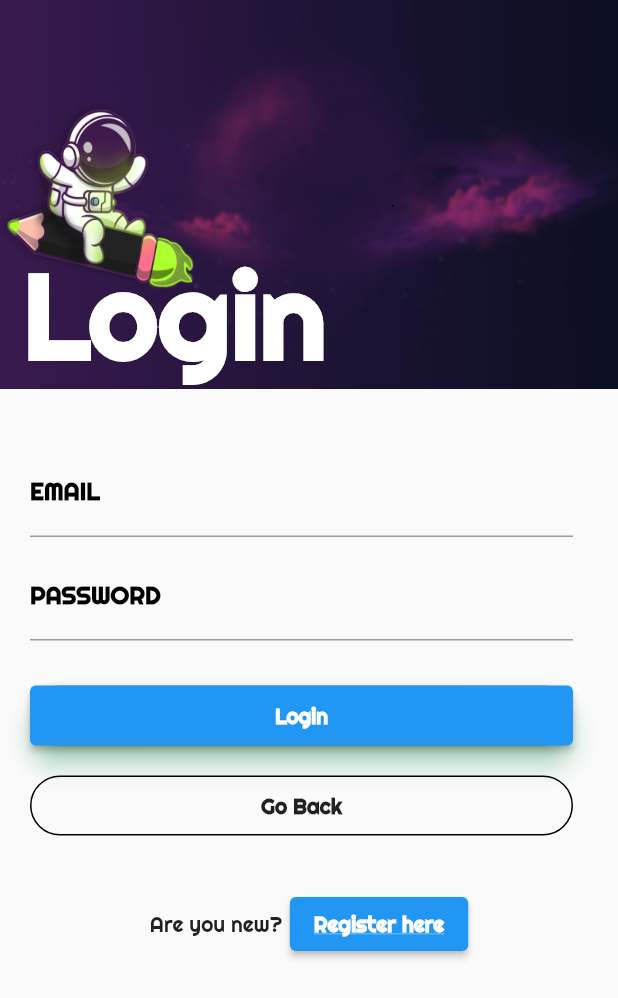
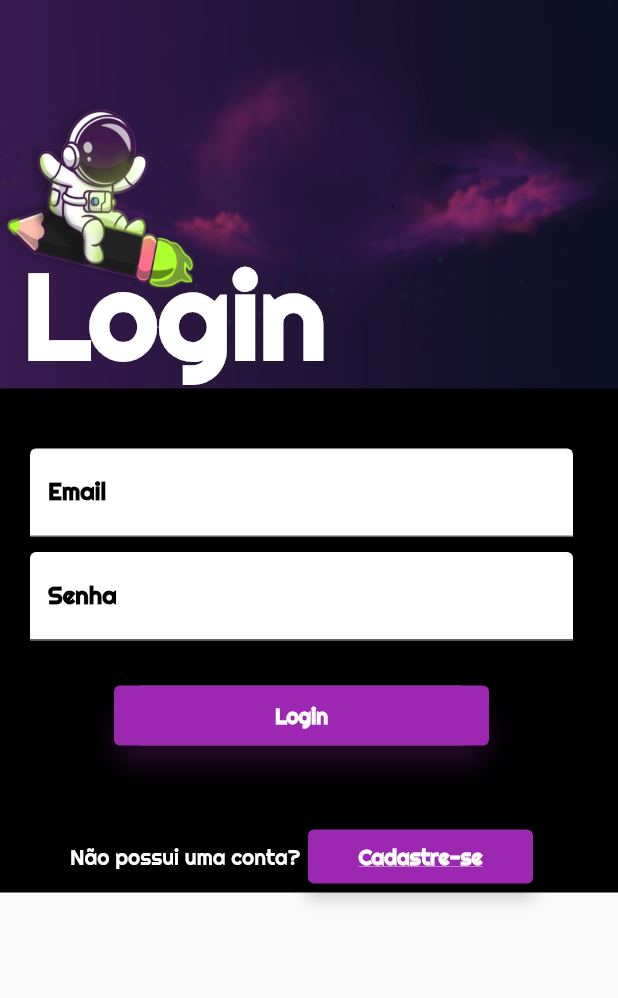
Before and after one commit to angelorange/bank_space, a Flutter app: the screen it shows after launch, after a tap on "Login", on a phone screen of 412 x 824 dp. Shown: the top 998 px of the screen. Run offline on Flutter 3.47's test engine with Material 2 defaults, Android fonts, the phone set to English and light mode, and no system bars; our stand-ins replace awesome_notifications, get; network calls fail.

Commit message:
feat: edited api provider, login controller and login, personal wallet and personal views

```diff
--- a/lib/app/modules/login/controller/login_controller.dart
+++ b/lib/app/modules/login/controller/login_controller.dart
@@ -1,3 +1,4 @@
+import 'package:bankinspace/app/data/providers/api_provider.dart';
 import 'package:flutter/material.dart';
 import 'package:get/get.dart';
 
@@ -49,5 +50,7 @@ class LoginController extends GetxController {
 
   void login() {
 
+    AuthAPI().authUser(emailController.text, passwordController.text);
+
   }
 }
--- a/lib/app/modules/login/widgets/login_view.dart
+++ b/lib/app/modules/login/widgets/login_view.dart
@@ -1,6 +1,6 @@
+import 'package:bankinspace/app/modules/sign_up/bindings/sign_up_binding.dart';
 import 'package:bankinspace/app/modules/sign_up/widgets/sign_up_view.dart';
 import 'package:flutter/material.dart';
-import 'package:bankinspace/app/modules/home/widgets/home_page.dart';
 import 'package:bankinspace/app/modules/login/controller/login_controller.dart';
 import 'package:get/get.dart';
 
@@ -40,16 +40,22 @@ class LoginPageState extends GetView<LoginController> {
           ),
           Form(
             child: Container(
+                decoration: BoxDecoration(
+
+                color: Colors.black,
+                ),
                 padding: EdgeInsets.only(top: 40.0, left: 20.0, right: 30.0),
                 child: Column(
                   children: <Widget>[
                     TextFormField(
                       decoration: InputDecoration(
-                        labelText: 'EMAIL',
+                        labelText: 'Email',
                         labelStyle: TextStyle(
                             fontFamily: 'Righteous',
                             fontWeight: FontWeight.bold,
                             color: Colors.black),
+                        filled: true,
+                        fillColor: Colors.white,
                         focusedBorder: UnderlineInputBorder(
                           borderSide: BorderSide(color: Colors.green),
                         ),
@@ -66,11 +72,13 @@ class LoginPageState extends GetView<LoginController> {
                     SizedBox(height: 10.0),
                     TextFormField(
                       decoration: InputDecoration(
-                        labelText: 'PASSWORD ',
+                        labelText: 'Senha ',
                         labelStyle: TextStyle(
                             fontFamily: 'Righteous',
                             fontWeight: FontWeight.bold,
                             color: Colors.black),
+                        filled: true,
+                        fillColor: Colors.white,
                         focusedBorder: UnderlineInputBorder(
                           borderSide: BorderSide(color: Colors.green),
                         ),
@@ -91,12 +99,17 @@ class LoginPageState extends GetView<LoginController> {
                       child: Form(
                         child: Material(
                           borderRadius: BorderRadius.circular(20.0),
-                          shadowColor: Colors.greenAccent,
+                          shadowColor: Colors.purple,
                           color: Colors.green,
                           elevation: 7.0,
                           child: ElevatedButton(
+                            style: ElevatedButton.styleFrom(
+                              primary: Colors.purple,
+                              onPrimary: Colors.white,
+                              fixedSize: Size(250, 70),
+                              elevation: 5),
                             onPressed: () {
-                              controller.login; // Login Button
+                              controller.login();
                             },
                             child: Center(
                               child: Text(
@@ -113,66 +126,49 @@ class LoginPageState extends GetView<LoginController> {
                     ),
                     SizedBox(height: 20.0),
                     Container(
-                      height: 40.0,
-                      color: Colors.transparent,
-                      child: Container(
-                        decoration: BoxDecoration(
-                            border: Border.all(
-                                color: Colors.black,
-                                style: BorderStyle.solid,
-                                width: 1.0),
-                            color: Colors.transparent,
-                            borderRadius: BorderRadius.circular(20.0)),
-                        child: Container(
-                          child: InkWell(
-                            onTap: () {
-                              Navigator.push(
-                                context,
-                                MaterialPageRoute(
-                                    builder: (context) => HomePage()),
-                              );
-                            },
-                            child: Center(
-                              child: Text('Go Back',
-                                  style: TextStyle(
-                                      fontWeight: FontWeight.bold,
-                                      fontFamily: 'Righteous')),
-                            ),
-                          ),
-                        ),
-                      ),
-                    ),
-                  ],
-                )),
-          ),
-          SizedBox(height: 35.0),
+          child:
+          SizedBox(height: 30)),
+          Container(
+          child:
           Row(
             mainAxisAlignment: MainAxisAlignment.center,
             children: <Widget>[
               Text(
-                'Are you new?',
+                'Não possui uma conta?',
                 style: TextStyle(
                   fontFamily: 'Righteous',
+                  color: Colors.white
                 ),
               ),
+
               SizedBox(width: 5.0),
               Container(
                 child: ElevatedButton(
+                  style: ElevatedButton.styleFrom(
+                    primary: Colors.purple,
+                    onPrimary: Colors.white,
+                    fixedSize: Size(150, 28),
+                    elevation: 5),
                   child: Text(
-                    'Register here',
+                    'Cadastre-se',
                     style: TextStyle(
                         color: Colors.white,
                         fontFamily: 'Righteous',
                         fontWeight: FontWeight.bold,
                         decoration: TextDecoration.underline),
+
                   ),
                 onPressed: () {
-                  Get.to(SignUpView());
+                  Get.to(() => SignUpView(), binding: SignUpBinding());
                 },
                 ),
               )
             ],
           )
-        ]));
+        )
+        ],
+        )),
+        ),
+      ]));
   }
 }
```
Also changed, not shown: lib/app/data/providers/api_provider.dart (+81 -0 lines), lib/app/modules/personal_page/widgets/personal.dart (+53 -28 lines), lib/app/modules/personal_page/widgets/personal_wallet.dart (+126 -60 lines).
